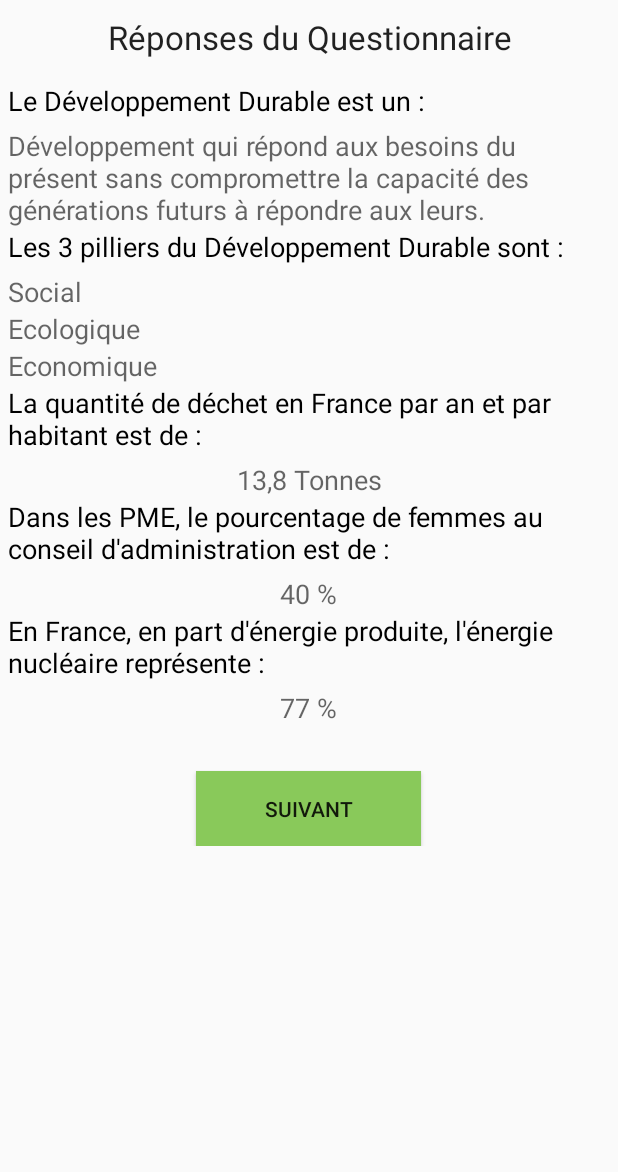
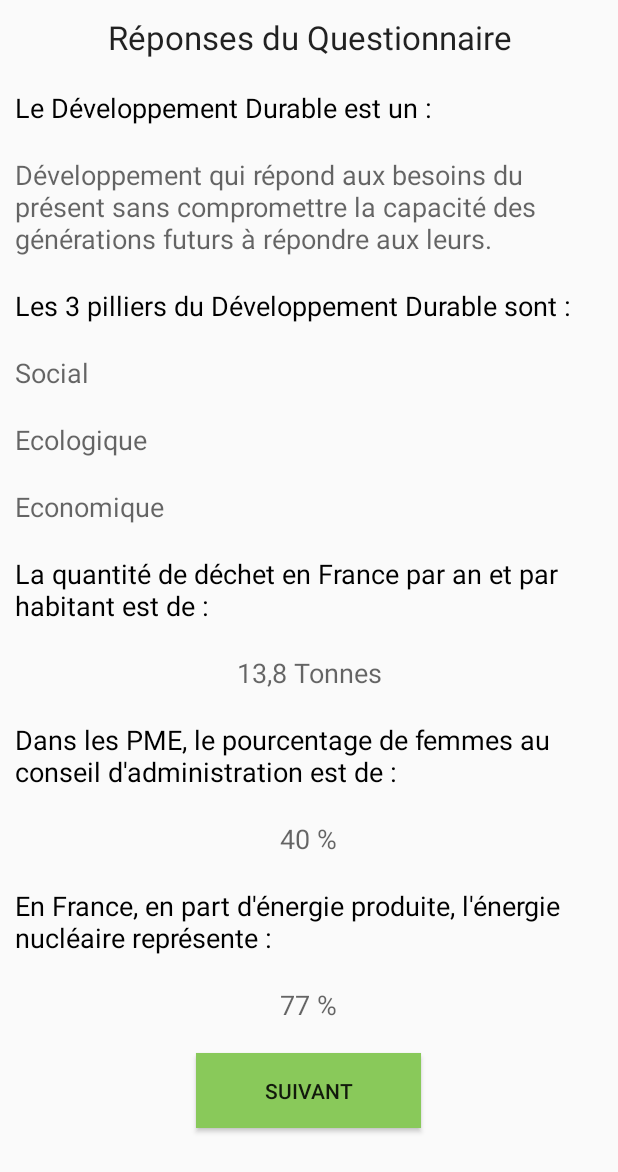
Before and after one commit to Eddupdup/OneIdeaADay, an Android app: the layout activity_resultats.xml on its own in the app's theme, with its tools: preview values and no code run, on a phone screen of 412 x 824 dp. Shown: the top 1172 px of the screen. Run offline under Robolectric (Android 15) with nearby library versions, the light colour scheme and no system bars.

Commit message:
Aubin design

```diff
--- a/app/src/main/res/layout/activity_resultats.xml
+++ b/app/src/main/res/layout/activity_resultats.xml
@@ -10,7 +10,8 @@
         android:orientation="vertical"
         android:layout_width="match_parent"
         android:layout_height="match_parent"
-        android:clickable="false">
+        android:clickable="false"
+        android:focusable="true">
 
         <TextView
             android:layout_width="fill_parent"
@@ -20,7 +21,8 @@
             android:id="@+id/textView18"
             android:layout_gravity="center_horizontal|top"
             android:layout_marginTop="10dp"
-            android:gravity="center_horizontal" />
+            android:gravity="center_horizontal"
+            android:layout_margin="10sp" />
 
         <TextView
             android:layout_width="wrap_content"
@@ -30,7 +32,8 @@
             android:id="@+id/textView19"
             android:layout_marginTop="15dp"
             android:layout_marginLeft="5dp"
-            android:textColor="#000000" />
+            android:textColor="#000000"
+            android:layout_margin="10sp" />
 
         <TextView
             android:layout_width="wrap_content"
@@ -40,7 +43,8 @@
             android:id="@+id/textView20"
             android:layout_marginLeft="5dp"
             android:layout_marginRight="5dp"
-            android:layout_marginTop="5dp" />
+            android:layout_marginTop="5dp"
+            android:layout_margin="10sp" />
 
         <TextView
             android:layout_width="wrap_content"
@@ -50,7 +54,8 @@
             android:id="@+id/textView27"
             android:textColor="#000000"
             android:layout_marginLeft="5dp"
-            android:layout_marginRight="5dp" />
+            android:layout_marginRight="5dp"
+            android:layout_margin="10sp" />
 
         <TextView
             android:layout_width="wrap_content"
@@ -59,7 +64,8 @@
             android:text="Social"
             android:id="@+id/textView28"
             android:layout_marginLeft="5dp"
-            android:layout_marginTop="5dp" />
+            android:layout_marginTop="5dp"
+            android:layout_margin="10sp" />
 
         <TextView
             android:layout_width="wrap_content"
@@ -67,7 +73,8 @@
             android:textAppearance="?android:attr/textAppearanceMedium"
             android:text="Ecologique"
             android:id="@+id/textView29"
-            android:layout_marginLeft="5dp" />
+            android:layout_marginLeft="5dp"
+            android:layout_margin="10sp" />
 
         <TextView
             android:layout_width="wrap_content"
@@ -75,7 +82,8 @@
             android:textAppearance="?android:attr/textAppearanceMedium"
             android:text="Economique"
             android:id="@+id/textView30"
-            android:layout_marginLeft="5dp" />
+            android:layout_marginLeft="5dp"
+            android:layout_margin="10sp" />
 
         <TextView
             android:layout_width="wrap_content"
@@ -85,7 +93,8 @@
             android:id="@+id/textView21"
             android:textColor="#000000"
             android:layout_marginLeft="5dp"
-            android:layout_marginRight="5dp" />
+            android:layout_marginRight="5dp"
+            android:layout_margin="10sp" />
 
         <TextView
             android:layout_width="fill_parent"
@@ -94,7 +103,8 @@
             android:text="13,8 Tonnes"
             android:id="@+id/textView22"
             android:gravity="center_horizontal"
-            android:layout_marginTop="5dp" />
+            android:layout_marginTop="5dp"
+            android:layout_margin="10sp" />
 
         <TextView
             android:layout_width="fill_parent"
@@ -105,7 +115,8 @@
             android:layout_gravity="center_horizontal"
             android:textColor="#000000"
             android:layout_marginLeft="5dp"
-            android:layout_marginRight="5dp" />
+            android:layout_marginRight="5dp"
+            android:layout_margin="10sp" />
 
         <TextView
             android:layout_width="wrap_content"
@@ -114,7 +125,8 @@
             android:text="40 %"
             android:id="@+id/textView24"
             android:layout_gravity="center_horizontal"
-            android:layout_marginTop="5dp" />
+            android:layout_marginTop="5dp"
+            android:layout_margin="10sp" />
 
         <TextView
             android:layout_width="fill_parent"
@@ -125,7 +137,8 @@
             android:layout_gravity="center_horizontal"
             android:textColor="#000000"
             android:layout_marginLeft="5dp"
-            android:layout_marginRight="5dp" />
+            android:layout_marginRight="5dp"
+            android:layout_margin="10sp" />
 
         <TextView
             android:layout_width="wrap_content"
@@ -134,7 +147,8 @@
             android:text="77 %"
             android:id="@+id/textView26"
             android:layout_gravity="center_horizontal"
-            android:layout_marginTop="5dp" />
+            android:layout_marginTop="5dp"
+            android:layout_margin="10sp" />
 
         <Button
             android:layout_width="150sp"
@@ -145,7 +159,8 @@
             android:layout_marginTop="30sp"
             android:background="#89c95a"
             android:clickable="true"
-            android:onClick="onclickButton" />
+            android:onClick="onclickButton"
+            android:layout_margin="10sp" />
 
     </LinearLayout>
 
--- a/app/src/main/res/layout/favoris.xml
+++ b/app/src/main/res/layout/favoris.xml
@@ -37,7 +37,7 @@
             android:layout_alignParentStart="true"
             android:clickable="true"
             android:linksClickable="true"
-            android:autoLink="web"/>
+            android:autoLink="web" />
 
 
         <EditText
--- a/app/src/main/res/layout/profil.xml
+++ b/app/src/main/res/layout/profil.xml
@@ -8,7 +8,7 @@
 
     <TextView
         android:id="@+id/textView2"
-        android:layout_width="235dp"
+        android:layout_width="wrap_content"
         android:layout_height="wrap_content"
         android:layout_alignParentTop="true"
         android:layout_gravity="center"
```
Also changed, not shown: app/src/main/res/layout/activity_chargement.xml (+11 -7 lines), app/src/main/res/layout/fact_1.xml (+16 -9 lines), app/src/main/res/layout/fact_2.xml (+17 -11 lines), app/src/main/res/layout/fact_3.xml (+13 -8 lines), app/src/main/res/layout/questionnaire.xml (+117 -41 lines), app/src/main/res/layout/settings.xml (+28 -21 lines), 1 other file.
